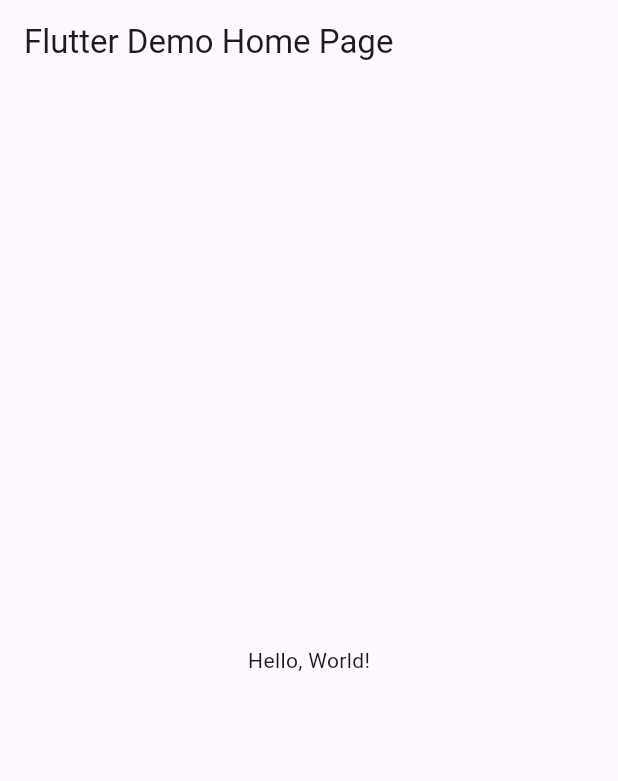
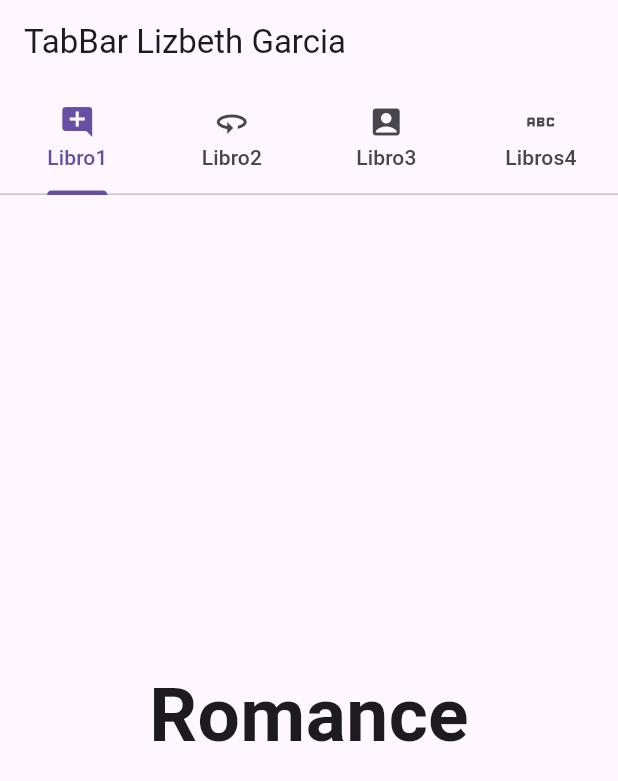
Before and after one commit to lgLara09/p11-TabBar-6J, a Flutter app: the screen it shows after launch, on a phone screen of 412 x 824 dp. Shown: the top 781 px of the screen. Run offline on Flutter 3.47's test engine with Material 3 defaults, Android fonts, the phone set to English and light mode, and no system bars.

```diff
--- a/lib/main.dart
+++ b/lib/main.dart
@@ -1,43 +1,86 @@
 import 'package:flutter/material.dart';
 
-void main() => runApp(MyApp());
+void main() => runApp(AppTabBar());
 
-class MyApp extends StatelessWidget {
-  const MyApp({super.key});
-  // This widget is the root of your application.
+class AppTabBar extends StatelessWidget {
+  const AppTabBar({Key? key}) : super(key: key);
+
   @override
   Widget build(BuildContext context) {
     return MaterialApp(
-      // Application name
-      title: 'Flutter Hello World',
-      // Application theme data, you can set the colors for the application as
-      // you want
+      debugShowCheckedModeBanner: false,
+      title: "Ejemplo TabBar",
       theme: ThemeData(
-        // useMaterial3: true,
-        primarySwatch: Colors.blue,
+        primarySwatch: Colors.grey,
       ),
-      // A widget which will be started on application startup
-      home: MyHomePage(title: 'Flutter Demo Home Page'),
+      home: MiPaginaInicial(),
     );
   }
 }
 
-class MyHomePage extends StatelessWidget {
-  final String title;
-  const MyHomePage({super.key, required this.title});
+class MiPaginaInicial extends StatefulWidget {
+  const MiPaginaInicial({Key? key}) : super(key: key);
 
   @override
+  State<MiPaginaInicial> createState() => _MiPaginaInicialState();
+}
+
+class _MiPaginaInicialState extends State<MiPaginaInicial> {
+  @override
   Widget build(BuildContext context) {
-    return Scaffold(
-      appBar: AppBar(
-        // The title text which will be shown on the action bar
-        title: Text(title),
-      ),
-      body: Center(
-        child: Text(
-          'Hello, World!',
-        ),
-      ),
-    );
-  }
+    return DefaultTabController(
+        length: 4,
+        child: Scaffold(
+          appBar: AppBar(
+            title: Text("TabBar Lizbeth Garcia"),
+            bottom: TabBar(tabs: [
+              Tab(
+                text: "Libro1",
+                icon: Icon(Icons.add_comment),
+              ),
+              Tab(
+                text: "Libro2",
+                icon: Icon(Icons.threesixty_outlined),
+              ),
+              Tab(
+                text: "Libro3",
+                icon: Icon(Icons.account_box),
+              ),
+              Tab(
+                text: "Libros4",
+                icon: Icon(Icons.abc),
+              ),
+            ] //texto icono),
+                ),
+          ),
+          body: TabBarView(
+            children: const <Widget>[
+              Center(
+                child: Text(
+                  "Romance",
+                  style: TextStyle(fontWeight: FontWeight.bold, fontSize: 50),
+                ),
+              ),
+              Center(
+                child: Text(
+                  "Misterio",
+                  style: TextStyle(fontWeight: FontWeight.bold, fontSize: 50),
+                ),
+              ),
+              Center(
+                child: Text(
+                  "Terror",
+                  style: TextStyle(fontWeight: FontWeight.bold, fontSize: 50),
+                ),
+              ),
+              Center(
+                child: Text(
+                  "Aventura",
+                  style: TextStyle(fontWeight: FontWeight.bold, fontSize: 50),
+                ),
+              ),
+            ],
+          ),
+        ));
+  } //widgets
 }
```
